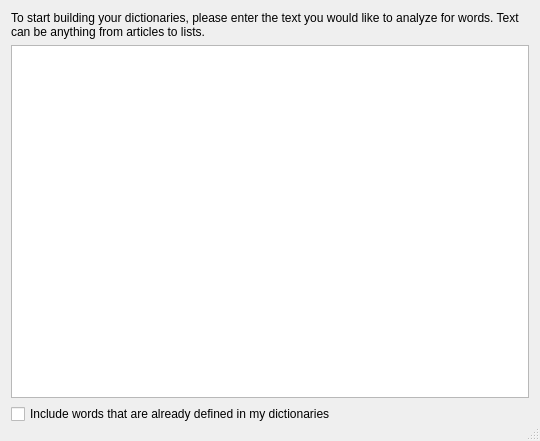
First picture: the form in plover_dictionary_builder/dictionary_builder.ui, repository morinted/plover_dictionary_builder, before the edit.
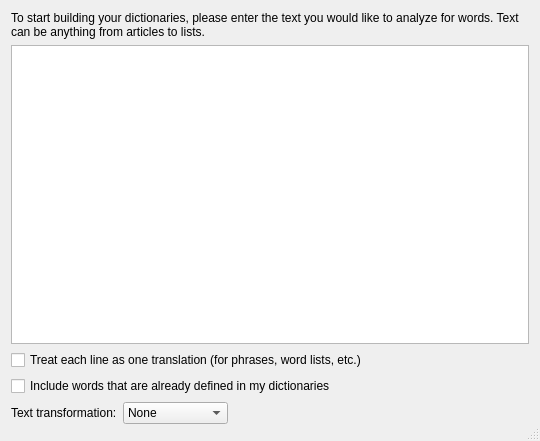
Second picture: the form after the edit. Custom widgets are drawn as their Qt base class.

Commit message: Add text transformation and one-translation-per-line options

The edit to the form file:
```diff
--- a/plover_dictionary_builder/dictionary_builder.ui
+++ b/plover_dictionary_builder/dictionary_builder.ui
@@ -64,6 +64,13 @@
          </property>
         </widget>
        </item>
+       <item>
+        <widget class="QCheckBox" name="check_line_translations">
+         <property name="text">
+          <string>Treat each line as one translation (for phrases, word lists, etc.)</string>
+         </property>
+        </widget>
+       </item>
        <item>
         <widget class="QCheckBox" name="check_include_words">
          <property name="text">
@@ -71,6 +78,61 @@
          </property>
         </widget>
        </item>
+       <item>
+        <layout class="QHBoxLayout" name="horizontalLayout">
+         <item>
+          <widget class="QLabel" name="label_text_transformation">
+           <property name="sizePolicy">
+            <sizepolicy hsizetype="Preferred" vsizetype="Preferred">
+             <horstretch>0</horstretch>
+             <verstretch>0</verstretch>
+            </sizepolicy>
+           </property>
+           <property name="text">
+            <string>Text transformation:</string>
+           </property>
+          </widget>
+         </item>
+         <item>
+          <widget class="QComboBox" name="combo_text_transformation">
+           <property name="sizePolicy">
+            <sizepolicy hsizetype="Preferred" vsizetype="Fixed">
+             <horstretch>0</horstretch>
+             <verstretch>0</verstretch>
+            </sizepolicy>
+           </property>
+           <item>
+            <property name="text">
+             <string>None</string>
+            </property>
+           </item>
+           <item>
+            <property name="text">
+             <string>UPPERCASE</string>
+            </property>
+           </item>
+           <item>
+            <property name="text">
+             <string>lowercase</string>
+            </property>
+           </item>
+          </widget>
+         </item>
+         <item>
+          <spacer name="horizontalSpacer">
+           <property name="orientation">
+            <enum>Qt::Horizontal</enum>
+           </property>
+           <property name="sizeHint" stdset="0">
+            <size>
+             <width>40</width>
+             <height>20</height>
+            </size>
+           </property>
+          </spacer>
+         </item>
+        </layout>
+       </item>
       </layout>
      </widget>
      <widget class="QWidget" name="builder">
```
The commit also changes 1 other file.
